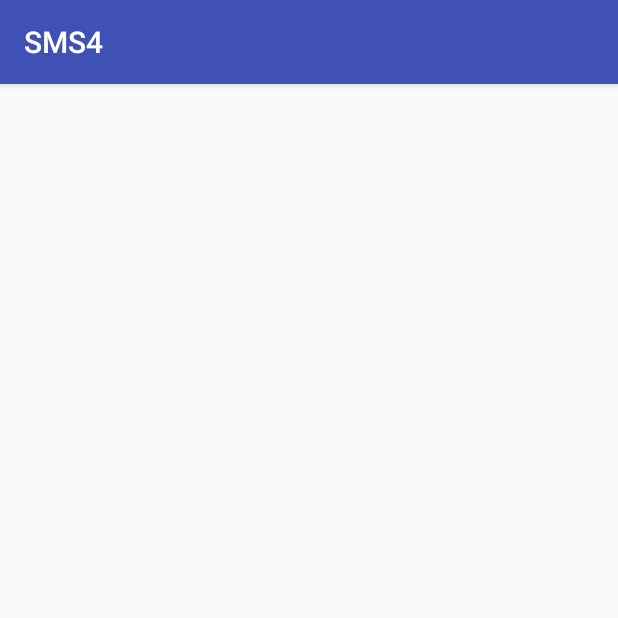
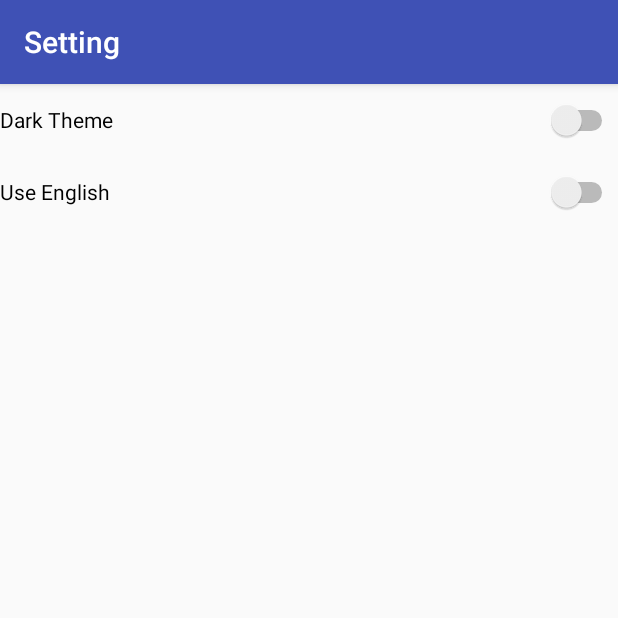
Before and after one commit to eee27/SMS4, an Android app: the screen it shows after launch (SettingActivity), in the options menu, after a tap on "Setting", on a phone screen of 412 x 824 dp, the top half of it. Run offline under Robolectric (Android 15) with nearby library versions, the phone set to English and light mode, and no system bars.

Commit message:
04271319-Final

```diff
--- a/app/src/main/AndroidManifest.xml
+++ b/app/src/main/AndroidManifest.xml
@@ -21,7 +21,12 @@
                 <category android:name="android.intent.category.LAUNCHER" />
             </intent-filter>
         </activity>
-        <activity android:name=".SettingActivity"></activity>
+        <activity
+            android:name=".SettingActivity"
+            android:label="@string/opt_setting">
+
+
+        </activity>
     </application>
 
 </manifest>
--- a/app/src/main/java/com/fuck/eee27/sms4/SMS4Android.java
+++ b/app/src/main/java/com/fuck/eee27/sms4/SMS4Android.java
@@ -58,6 +58,7 @@ public class SMS4Android extends AppCompatActivity {
         BindAllAction();
     }
 
+
     @Override
     public boolean onCreateOptionsMenu(Menu menu) {
         getMenuInflater().inflate(R.menu.menu, menu);
@@ -73,7 +74,7 @@ public class SMS4Android extends AppCompatActivity {
                 break;
             case 101:
                 if (checkUpd()) {
-                    dialogBuilder.setTitle(R.string.opt_upd).setIcon(R.drawable.ic_launcher_foreground)
+                    dialogBuilder.setTitle(R.string.opt_upd).setIcon(R.drawable.pic)
                             .setMessage(R.string.upd_msg)
                             .setPositiveButton(R.string.upd_upd, new DialogInterface.OnClickListener() {
                                 @Override
@@ -139,6 +140,8 @@ public class SMS4Android extends AppCompatActivity {
 
         inputTimeText.setEnabled(false);
         outputTimeText.setEnabled(false);
+
+        setTheme(android.R.style.Theme_Material_Light);
 
         return true;
 
--- a/app/src/main/java/com/fuck/eee27/sms4/SettingActivity.java
+++ b/app/src/main/java/com/fuck/eee27/sms4/SettingActivity.java
@@ -1,13 +1,50 @@
 package com.fuck.eee27.sms4;
 
+import android.content.res.Configuration;
+import android.content.res.Resources;
 import android.os.Bundle;
 import android.support.v7.app.AppCompatActivity;
+import android.util.DisplayMetrics;
+import android.widget.Switch;
 
 public class SettingActivity extends AppCompatActivity {
+
+    Switch darkThemeSwc = null;
+    Switch englishSwc = null;
+
+    Resources resources = null;
+    DisplayMetrics dm = null;
+    Configuration config = null;
+
 
     @Override
     protected void onCreate(Bundle savedInstanceState) {
         super.onCreate(savedInstanceState);
         setContentView(R.layout.activity_setting);
+
+        InitAllItem();
+        BindAllAction();
+
+
     }
+
+
+    private boolean InitAllItem() {
+        darkThemeSwc = (Switch) findViewById(R.id.switch_theme);
+        englishSwc = (Switch) findViewById(R.id.switch_english);
+
+        resources = this.getApplicationContext().getResources();
+        dm = resources.getDisplayMetrics();
+        config = resources.getConfiguration();
+
+
+        return true;
+    }
+
+    private boolean BindAllAction() {
+
+
+        return true;
+    }
+
 }
--- a/app/src/main/res/layout/activity_setting.xml
+++ b/app/src/main/res/layout/activity_setting.xml
@@ -1,8 +1,21 @@
 <?xml version="1.0" encoding="utf-8"?>
-<android.support.constraint.ConstraintLayout xmlns:android="http://schemas.android.com/apk/res/android"
+<LinearLayout xmlns:android="http://schemas.android.com/apk/res/android"
     xmlns:tools="http://schemas.android.com/tools"
     android:layout_width="match_parent"
     android:layout_height="match_parent"
+    android:orientation="vertical"
     tools:context=".SettingActivity">
 
-</android.support.constraint.ConstraintLayout>
+    <Switch
+        android:id="@+id/switch_theme"
+        android:layout_width="match_parent"
+        android:layout_height="@android:dimen/app_icon_size"
+        android:text="@string/set_dark_theme" />
+
+    <Switch
+        android:id="@+id/switch_english"
+        android:layout_width="match_parent"
+        android:layout_height="@android:dimen/app_icon_size"
+        android:text="@string/set_use_english" />
+
+</LinearLayout>
--- a/app/src/main/res/values/strings.xml
+++ b/app/src/main/res/values/strings.xml
@@ -21,4 +21,8 @@
     <string name="upd_udp_ing">"Downloading..."</string>
     <string name="upd_upd_fail">"Cant Download"</string>
 
+    <string name="set_dark_theme">"Dark Theme"</string>
+    <string name="set_use_english">"Use English"</string>
+
+
 </resources>
```
Also changed, not shown: 2 other files.
